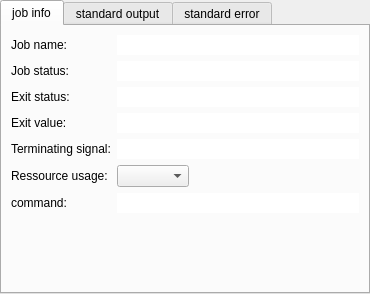
Above: python/soma/jobs/gui/JobInfo.ui from populse/soma-workflow before the change. Below: the same form after it.
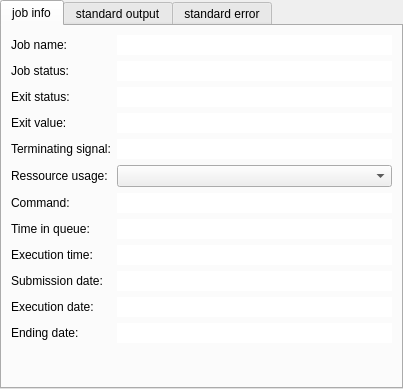
That is the form after the change.

Commit message: Adds execution date and ending date for jobs in the database. Gui : First version of worflow and group states.

The edit to the form file:
```diff
--- a/python/soma/jobs/gui/JobInfo.ui
+++ b/python/soma/jobs/gui/JobInfo.ui
@@ -6,8 +6,8 @@
    <rect>
     <x>0</x>
     <y>0</y>
-    <width>370</width>
-    <height>294</height>
+    <width>403</width>
+    <height>389</height>
    </rect>
   </property>
   <property name="windowTitle">
@@ -21,9 +21,6 @@
     <string>job info</string>
    </attribute>
    <layout class="QFormLayout" name="formLayout">
-    <property name="fieldGrowthPolicy">
-     <enum>QFormLayout::ExpandingFieldsGrow</enum>
-    </property>
     <item row="0" column="0">
      <widget class="QLabel" name="label_3">
       <property name="text">
@@ -119,7 +116,7 @@
     <item row="6" column="0">
      <widget class="QLabel" name="label_6">
       <property name="text">
-       <string>command:</string>
+       <string>Command:</string>
       </property>
      </widget>
     </item>
@@ -133,6 +130,91 @@
       </property>
      </widget>
     </item>
+    <item row="7" column="0">
+     <widget class="QLabel" name="label_11">
+      <property name="text">
+       <string>Time in queue:</string>
+      </property>
+     </widget>
+    </item>
+    <item row="7" column="1">
+     <widget class="QLineEdit" name="time_in_queue">
+      <property name="frame">
+       <bool>false</bool>
+      </property>
+      <property name="readOnly">
+       <bool>true</bool>
+      </property>
+     </widget>
+    </item>
+    <item row="8" column="0">
+     <widget class="QLabel" name="label_12">
+      <property name="text">
+       <string>Execution time:</string>
+      </property>
+     </widget>
+    </item>
+    <item row="8" column="1">
+     <widget class="QLineEdit" name="execution_time">
+      <property name="frame">
+       <bool>false</bool>
+      </property>
+      <property name="readOnly">
+       <bool>true</bool>
+      </property>
+     </widget>
+    </item>
+    <item row="9" column="0">
+     <widget class="QLabel" name="label_4">
+      <property name="text">
+       <string>Submission date:</string>
+      </property>
+     </widget>
+    </item>
+    <item row="9" column="1">
+     <widget class="QLineEdit" name="submission_date">
+      <property name="frame">
+       <bool>false</bool>
+      </property>
+      <property name="readOnly">
+       <bool>true</bool>
+      </property>
+     </widget>
+    </item>
+    <item row="10" column="0">
+     <widget class="QLabel" name="label_9">
+      <property name="text">
+       <string>Execution date:</string>
+      </property>
+     </widget>
+    </item>
+    <item row="10" column="1">
+     <widget class="QLineEdit" name="execution_date">
+      <property name="frame">
+       <bool>false</bool>
+      </property>
+      <property name="readOnly">
+       <bool>true</bool>
+      </property>
+     </widget>
+    </item>
+    <item row="11" column="0">
+     <widget class="QLabel" name="label_10">
+      <property name="text">
+       <string>Ending date:</string>
+      </property>
+     </widget>
+    </item>
+    <item row="11" column="1">
+     <widget class="QLineEdit" name="ending_date">
+      <property name="frame">
+       <bool>false</bool>
+      </property>
+      <property name="readOnly">
+       <bool>true</bool>
+      </property>
+     </widget>
+    </item>
    </layout>
   </widget>
   <widget class="QWidget" name="tab_stdin">
```
Left out of the diff: 8 changed lines with no effect on the pictures. The commit also changes 6 other files.
